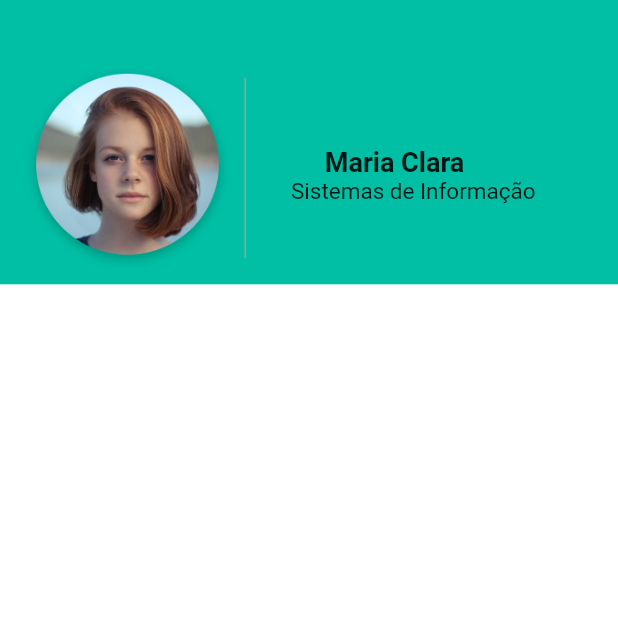
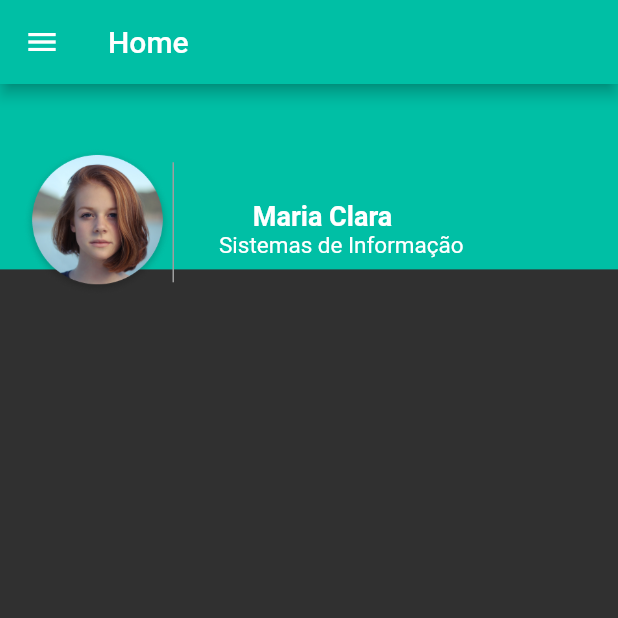
Before and after one commit to RafaelaSMiranda/help_students_PDM, a Flutter app: the screen it shows after launch, after a tap on "Entrar", on a phone screen of 412 x 824 dp, the top half of it. Run offline on Flutter 3.47's test engine with Material 2 defaults, Android fonts, the phone set to English and light mode, and no system bars.

Commit message:
Desenvolvimento do Drawer - home page

```diff
--- a/lib/main.dart
+++ b/lib/main.dart
@@ -2,7 +2,6 @@ import 'package:flutter/material.dart';
 import 'package:help_students/modulos/home/home_page.dart';
 import 'package:help_students/modulos/login/login_page.dart';
 import 'package:help_students/modulos/splash/splash_page.dart';
-import 'package:help_students/shared/themes/app_colors.dart';
 
 void main() {
   runApp(MyApp());
@@ -12,9 +11,13 @@ class MyApp extends StatelessWidget {
   @override
   Widget build(BuildContext context) {
     return MaterialApp(
+        // darkTheme: ThemeData.dark(),
         title: 'Help Students',
         theme: ThemeData(
           primarySwatch: Colors.green,
+          brightness: Brightness.dark,
+          accentColor: Colors.white,
+          visualDensity: VisualDensity.adaptivePlatformDensity,
         ),
         initialRoute: "/login",
         routes: {
--- a/lib/modulos/components/input_text_widget.dart
+++ b/lib/modulos/components/input_text_widget.dart
@@ -30,8 +30,7 @@ class InputTextWidget extends StatelessWidget {
           style: TextStyles.input,
           decoration: InputDecoration(
             labelText: label,
-            border: InputBorder.none,
-            fillColor: AppColors.greyInput,
+            // fillColor: AppColors.greyInput,
             filled: true,
           ),
         ),
--- a/lib/modulos/home/home_page.dart
+++ b/lib/modulos/home/home_page.dart
@@ -1,3 +1,4 @@
+import 'package:help_students/modulos/login/login_page.dart';
 import 'package:help_students/shared/themes/app_colors.dart';
 import 'package:help_students/shared/themes/app_images.dart';
 import 'package:flutter/material.dart';
@@ -17,33 +18,84 @@ class _HomePageState extends State<HomePage> {
     final size = MediaQuery.of(context).size;
     // PEGAR O TAMANHO DA TELA DO APARELHO
     return Scaffold(
-      backgroundColor: AppColors.background,
+      appBar: AppBar(
+        backgroundColor: AppColors.primary,
+        title: Text(
+          'Home',
+        ),
+      ),
+      drawer: Drawer(
+        elevation: 16.0,
+        child: Column(
+          children: <Widget>[
+            UserAccountsDrawerHeader(
+              decoration: BoxDecoration(
+                color: AppColors.primaryDrawer,
+              ),
+              accountName: Text("Maria Clara"),
+              accountEmail: Text("mariaclara@gmail.com"),
+              currentAccountPicture: CircleAvatar(
+                radius: 30.0,
+                backgroundColor: Colors.transparent,
+                child: Image.asset(
+                  AppImages.avatar,
+                ),
+              ),
+            ),
+            ListTile(
+              title: new Text("Editar perfil"),
+              leading: new Icon(Icons.account_circle),
+            ),
+            Divider(
+              height: 0.1,
+            ),
+            ListTile(
+              title: new Text("Mudar tema"),
+              leading: new Icon(Icons.settings),
+            ),
+            Divider(
+              height: 0.1,
+            ),
+            ListTile(
+              title: new Text("Remover todas tarefas"),
+              leading: new Icon(Icons.delete_forever),
+            ),
+            Divider(
+              height: 0.1,
+            ),
+            ListTile(
+              title: new Text("Sair"),
+              leading: new Icon(Icons.logout_outlined),
+              onTap: () {
+                Navigator.pushNamed(context, '/login');
+              },
+            ),
+          ],
+        ),
+      ),
       body: Container(
         width: size.width,
         height: size.height,
         child: Stack(
           children: [
             Container(
-              height: size.height * 0.23,
+              height: size.height * 0.15,
               width: size.width,
               color: AppColors.primary,
             ),
             Positioned(
-              bottom: size.height * 0.78,
+              bottom: size.height * 0.76,
               child: Row(
                 children: <Widget>[
                   Padding(
                     padding: const EdgeInsets.only(left: 15),
                     child: Image.asset(
                       AppImages.avatar,
-                      width: 140,
+                      width: 100,
                     ),
                   ),
-                  SizedBox(
-                    width: 8,
-                  ),
                   Container(
-                    height: 120,
+                    height: 80,
                     width: 1,
                     color: Colors.grey[500],
                   ),
--- a/lib/modulos/login/login_page.dart
+++ b/lib/modulos/login/login_page.dart
@@ -19,7 +19,6 @@ class _LoginPageState extends State<LoginPage> {
     final size = MediaQuery.of(context).size;
     // PEGAR O TAMANHO DA TELA DO APARELHO
     return Scaffold(
-      backgroundColor: AppColors.background,
       body: Container(
         width: size.width,
         height: size.height,
--- a/lib/modulos/splash/splash_page.dart
+++ b/lib/modulos/splash/splash_page.dart
@@ -13,7 +13,6 @@ class SplashPage extends StatelessWidget {
     // PEGAR O TAMANHO DA TELA DO APARELHO
 
     return Scaffold(
-      backgroundColor: AppColors.background,
       body: Container(
         width: size.width,
         height: size.height,
--- a/lib/shared/themes/app_colors.dart
+++ b/lib/shared/themes/app_colors.dart
@@ -1,8 +1,8 @@
 import 'package:flutter/material.dart';
 
 class AppColors {
-  static final primaryPtion = Color(0xFF1DE9B6);
   static final primary = Color(0xFF00BFA5);
+  static final primaryDrawer = Color(0xFF004D40);
   static final grey = Color(0xFF585666);
   static final delete = Color(0xFF585666);
   static final heading = Color(0xFF585666);
--- a/pubspec.yaml
+++ b/pubspec.yaml
@@ -24,11 +24,11 @@ dependencies:
   flutter:
     sdk: flutter
 
-
   # The following adds the Cupertino Icons font to your application.
   # Use with the CupertinoIcons class for iOS style icons.
   cupertino_icons: ^1.0.2
   google_fonts: ^2.1.0
+  font_awesome_flutter: ^8.8.1
 
 dev_dependencies:
   flutter_test:
```
Also changed, not shown: lib/modulos/perfil/editar_perfil_page.dart (added), pubspec.lock.
